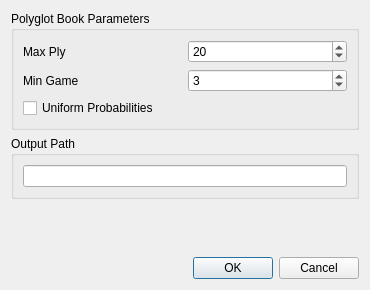
Old version of the form src/gui/dlgsavebook.ui in the repository madnight/chessx.
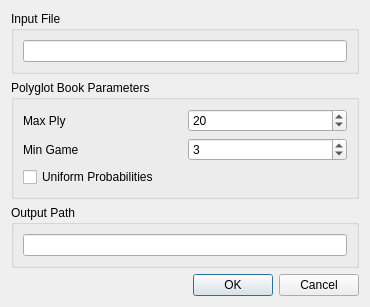
New version of the form.

Diff of the .ui file:
```diff
--- a/src/gui/dlgsavebook.ui
+++ b/src/gui/dlgsavebook.ui
@@ -15,7 +15,23 @@
   </property>
   <layout class="QVBoxLayout" name="verticalLayout_2">
    <item>
-    <widget class="QGroupBox" name="groupBox_6">
+    <widget class="QGroupBox" name="groupInput">
+     <property name="title">
+      <string>Input File</string>
+     </property>
+     <layout class="QHBoxLayout" name="horizontalLayout_2">
+      <item>
+       <widget class="QLineEdit" name="inputFile">
+        <property name="readOnly">
+         <bool>true</bool>
+        </property>
+       </widget>
+      </item>
+     </layout>
+    </widget>
+   </item>
+   <item>
+    <widget class="QGroupBox" name="groupParameter">
      <property name="sizePolicy">
       <sizepolicy hsizetype="Preferred" vsizetype="Preferred">
        <horstretch>0</horstretch>
```
Left out of the diff: 5 changed lines with no effect on the pictures.
